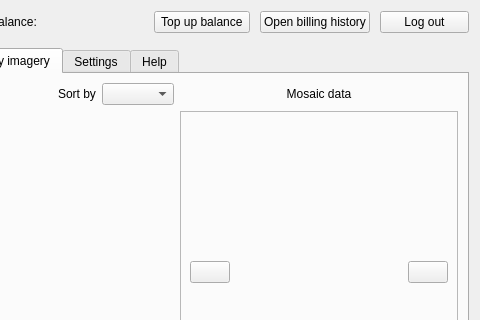
Before: the Qt Designer form mapflow/dialogs/static/ui/main_dialog.ui in Geoalert/mapflow-qgis, drawn with Qt 5; both pictures show x 553 to 1033 and y 0 to 320 of the 1033 by 550 pixel window.
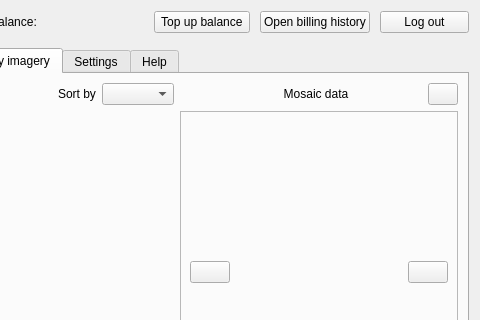
After: the same form once the commit is applied. The open tabs and pages were chosen to show the change. Icons and pictures are not drawn. Custom widgets are drawn as their Qt base class.

Commit message: Imagery: Add info button leading to docs

What changed in the file:
```diff
--- a/mapflow/dialogs/static/ui/main_dialog.ui
+++ b/mapflow/dialogs/static/ui/main_dialog.ui
@@ -1780,6 +1780,22 @@
                  <property name="topMargin">
                   <number>0</number>
                  </property>
+                 <item>
+                  <spacer name="horizontalSpacer_4">
+                   <property name="orientation">
+                    <enum>Qt::Horizontal</enum>
+                   </property>
+                   <property name="sizeType">
+                    <enum>QSizePolicy::Fixed</enum>
+                   </property>
+                   <property name="sizeHint" stdset="0">
+                    <size>
+                     <width>30</width>
+                     <height>20</height>
+                    </size>
+                   </property>
+                  </spacer>
+                 </item>
                  <item>
                   <widget class="QLabel" name="infoPreviewLabel">
                    <property name="sizePolicy">
@@ -1802,6 +1818,25 @@
                    </property>
                   </widget>
                  </item>
+                 <item>
+                  <widget class="QPushButton" name="myImageryDocsButton">
+                   <property name="minimumSize">
+                    <size>
+                     <width>0</width>
+                     <height>0</height>
+                    </size>
+                   </property>
+                   <property name="maximumSize">
+                    <size>
+                     <width>30</width>
+                     <height>16777215</height>
+                    </size>
+                   </property>
+                   <property name="text">
+                    <string/>
+                   </property>
+                  </widget>
+                 </item>
                 </layout>
                </item>
                <item row="7" column="0">
```
Left out of the diff: 56 changed lines with no effect on the pictures. The commit also changes 5 other files.
